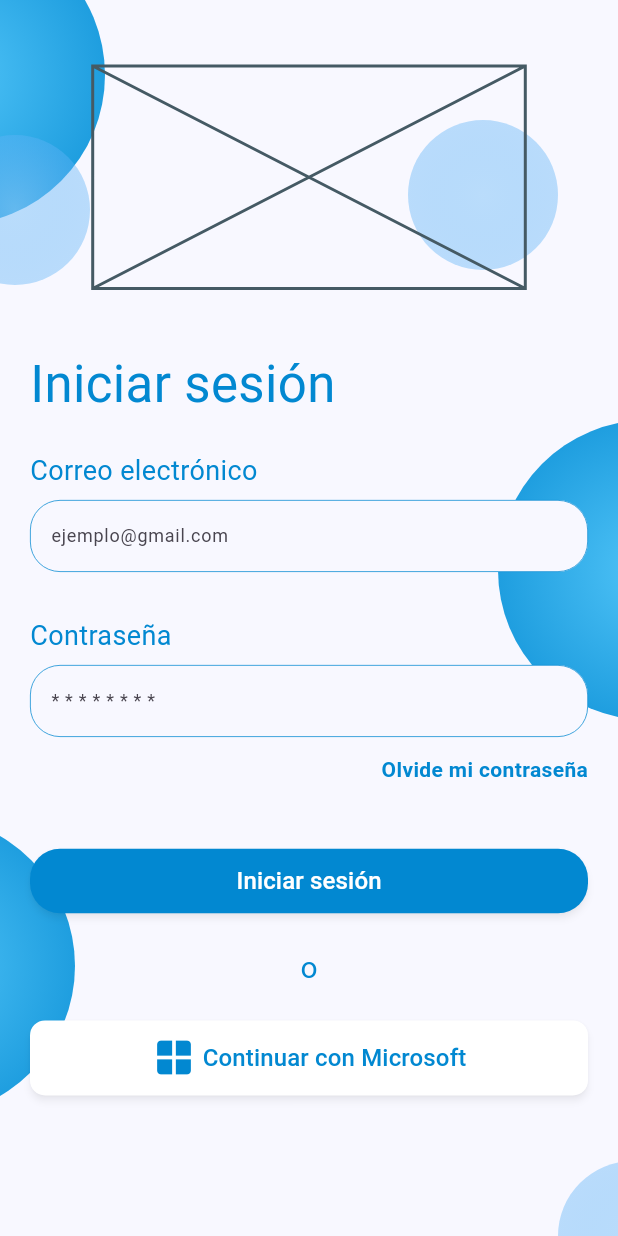
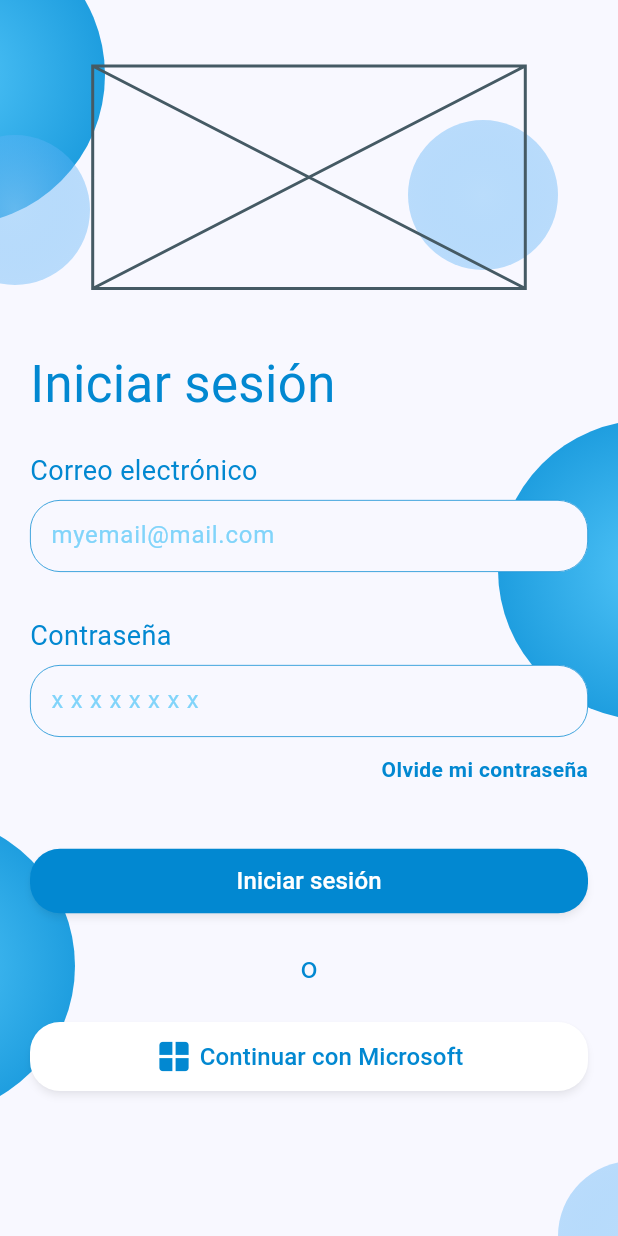
Before and after one commit to rescobar-bit/atreus, a Flutter app: the screen it shows after launch, on a phone screen of 412 x 824 dp. Run offline on Flutter 3.47's test engine with Material 3 defaults, Android fonts, the phone set to English and light mode, and no system bars; our stand-ins replace firebase_auth, firebase_core, flutter_form_builder, go_router; accounts and stored records are empty.

Commit message:
Rediseño de login p2

```diff
--- a/lib/screens/auth/login_screen.dart
+++ b/lib/screens/auth/login_screen.dart
@@ -1,7 +1,10 @@
+import 'package:atreus/screens/auth/microsoft_login_screen.dart';
+import 'package:atreus/widgets/general/atreus_input.dart';
 import 'package:atreus/widgets/ui/large_sphere.dart';
 import 'package:atreus/widgets/ui/small_sphere.dart';
 import 'package:firebase_auth/firebase_auth.dart';
 import 'package:flutter/material.dart';
+import 'package:go_router/go_router.dart';
 
 class LoginScreen extends StatefulWidget {
   const LoginScreen({super.key});
@@ -37,14 +40,8 @@ class _LoginScreenState extends State<LoginScreen> {
       }
     } catch (e) {
       if (mounted) {
-        showDialog(
-          context: context,
-          builder: (context) {
-            return Container(
-              color: Colors.white,
-              child: const Text("Error")
-            );
-          },
+        ScaffoldMessenger.of(context).showSnackBar(
+          const SnackBar(content: Text('Credenciales invalidas')),
         );
       }
     }
@@ -53,9 +50,35 @@ class _LoginScreenState extends State<LoginScreen> {
   @override
   Widget build(BuildContext context) {
     Size size = MediaQuery.of(context).size;
+    InputDecoration inputDecoration(String placeholder) {
+      return InputDecoration(
+        filled: true,
+        fillColor: const Color(0xFFF8F8FF),
+        enabledBorder: OutlineInputBorder(
+          borderRadius: BorderRadius.circular(20),
+          borderSide: BorderSide(
+            color: Colors.lightBlue.shade700,
+            width: .5,
+          ),
+        ),
+        focusedBorder: OutlineInputBorder(
+          borderRadius: BorderRadius.circular(20),
+          borderSide: const BorderSide(
+            color: Colors.blue,
+            width: .5,
+          ),
+        ),
+        contentPadding: const EdgeInsets.only(left: 10),
+        hintText: placeholder,
+        hintStyle: TextStyle(color: Colors.lightBlue.shade200, fontWeight: FontWeight.w400)
+      );
+    }
     return Scaffold(
       backgroundColor: const Color(0xFFF8F8FF),
       body: SafeArea(
+        child: SingleChildScrollView(
+          child: SizedBox(
+            height: size.height,
             child: Stack(
               children: [
                 const Positioned(top: -50,left: -130,child: LargeSphere(),),
@@ -64,11 +87,6 @@ class _LoginScreenState extends State<LoginScreen> {
                 const Positioned(top: 90,left: -40,child: SmallSphere(),),
                 const Positioned(top: 80,right: 40,child: SmallSphere(),),
                 const Positioned(bottom: -50,right: -60,child: SmallSphere(),),
-            SizedBox(
-              width: size.width,
-              child: Column(
-                mainAxisAlignment: MainAxisAlignment.spaceBetween,
-                children: [
                 Container(
                   padding: const EdgeInsets.symmetric(horizontal: 20, vertical: 20),
                   child: Column(
@@ -101,29 +119,10 @@ class _LoginScreenState extends State<LoginScreen> {
                         ),
                       ),
                       const SizedBox(height: 6,),
-                        TextField(
+                      AtreusInput(
+                        name: 'email',
                         controller: _emailController,
-                          style: const TextStyle(fontSize: 12),
-                          decoration: InputDecoration(
-                            filled: true,
-                            fillColor: const Color(0xFFF8F8FF),
-                            enabledBorder: OutlineInputBorder(
-                              borderRadius: BorderRadius.circular(20),
-                              borderSide: BorderSide(
-                                color: Colors.lightBlue.shade700,
-                                width: .5,
-                              ),
-                            ),
-                            focusedBorder: OutlineInputBorder(
-                              borderRadius: BorderRadius.circular(20),
-                              borderSide: const BorderSide(
-                                color: Colors.blue,
-                                width: .5,
-                              ),
-                            ),
-                            contentPadding: const EdgeInsets.only(left: 10),
-                            hintText: 'ejemplo@gmail.com',
-                          ),
+                        inputStyle: inputDecoration('myemail@mail.com'),
                       ),
                       const SizedBox(height: 30,),
                       Text(
@@ -135,30 +134,10 @@ class _LoginScreenState extends State<LoginScreen> {
                         ),
                       ),
                       const SizedBox(height: 6,),
-                        TextField(
-                          obscureText: true,
+                      AtreusInput(
+                        name: 'password',
                         controller: _passwordController,
-                          style: const TextStyle(fontSize: 12),
-                          decoration: InputDecoration(
-                            filled: true,
-                            fillColor: const Color(0xFFF8F8FF),
-                            enabledBorder: OutlineInputBorder(
-                              borderRadius: BorderRadius.circular(20),
-                              borderSide: BorderSide(
-                                color: Colors.lightBlue.shade700,
-                                width: .5,
-                              ),
-                            ),
-                            focusedBorder: OutlineInputBorder(
-                              borderRadius: BorderRadius.circular(20),
-                              borderSide: const BorderSide(
-                                color: Colors.blue,
-                                width: .5,
-                              ),
-                            ),
-                            contentPadding: const EdgeInsets.only(left: 10),
-                            hintText: '* * * * * * * *',
-                          ),
+                        inputStyle: inputDecoration('x x x x x x x x'),
                       ),
                       const SizedBox(height: 12,),
                       Align(
@@ -198,12 +177,12 @@ class _LoginScreenState extends State<LoginScreen> {
                       ),
                       const SizedBox(height: 20,),
                       ElevatedButton(
-                          onPressed: () => (),
+                        onPressed: () => context.goNamed(MicrosoftLoginScreen.routeName),
                         style: ElevatedButton.styleFrom(
                           padding: const EdgeInsets.symmetric(vertical: 10),
                           backgroundColor: Colors.white,
                           shape: RoundedRectangleBorder(
-                              borderRadius: BorderRadius.circular(10),
+                            borderRadius: BorderRadius.circular(20),
                           ),
                           elevation: 2,
                           shadowColor: Colors.black.withOpacity(0.3),
@@ -213,7 +192,7 @@ class _LoginScreenState extends State<LoginScreen> {
                           children: [
                             Icon(
                               Icons.window_rounded,
-                                size: 30,
+                              size: 26,
                               color: Colors.lightBlue.shade700,
                             ),
                             const SizedBox(width: 4),
@@ -228,9 +207,8 @@ class _LoginScreenState extends State<LoginScreen> {
                   ),
                 ),
               ],
-              )
-            )
-          ],
+            ),
+          ),
         ),
       ),
     );
--- /dev/null
+++ b/lib/widgets/general/atreus_input.dart
@@ -0,0 +1,69 @@
+import 'package:flutter/material.dart';
+import 'package:flutter_form_builder/flutter_form_builder.dart';
+
+enum AtreusInputTypes {
+  email,
+  number,
+  text,
+}
+
+class AtreusInput extends StatelessWidget {
+  final FocusNode? inputFocus;
+  final Function()? onEditingComplete;
+  final ValueNotifier<bool> hiddenPasswordNotifier = ValueNotifier<bool>(true);
+  final String? Function(String?)? validators;
+  final String name;
+  final String? initialValue;
+  final bool isPassword;
+  final bool isEnabled;
+  final AtreusInputTypes inputType;
+  final TextEditingController? controller;
+  final int? maxLength;
+  final InputDecoration inputStyle;
+
+  AtreusInput({
+    required this.name,
+    required this.inputStyle,
+    this.initialValue = '',
+    this.inputType = AtreusInputTypes.text,
+    this.isPassword = false,
+    this.isEnabled = true,
+    this.maxLength,
+    this.inputFocus,
+    this.validators,
+    this.onEditingComplete,
+    this.controller,
+    super.key,
+  });
+
+  final Map<AtreusInputTypes, TextInputType> atreusInputType = {
+    AtreusInputTypes.email: TextInputType.emailAddress,
+    AtreusInputTypes.number: TextInputType.number,
+    AtreusInputTypes.text: TextInputType.text,
+  };
+
+  @override
+  Widget build(BuildContext context) {
+    final effectiveController = controller ?? TextEditingController(text: initialValue);
+
+    return ValueListenableBuilder<bool>(
+      valueListenable: hiddenPasswordNotifier,
+      builder: (context, hiddenPassword, child) {
+        return FormBuilderTextField(
+          maxLength: maxLength,
+          controller: effectiveController,
+          enabled: isEnabled,
+          enableSuggestions: true,
+          obscureText: (isPassword) ? hiddenPassword : false,
+          focusNode: inputFocus,
+          decoration: inputStyle,
+          validator: validators,
+          onEditingComplete: onEditingComplete,
+          keyboardType: atreusInputType[inputType],
+          cursorColor: Colors.black,
+          name: name,
+        );
+      },
+    );
+  }
+}
--- a/pubspec.yaml
+++ b/pubspec.yaml
@@ -33,6 +33,8 @@ dependencies:
   firebase_core: ^3.6.0
   flutter:
     sdk: flutter
+  flutter_form_builder: ^9.5.0
+  form_builder_validators: ^11.0.0
   go_router: ^14.3.0
   provider: ^6.1.2
 
```
Also changed, not shown: pubspec.lock. Lines whose indentation alone changed are shown as unchanged.
